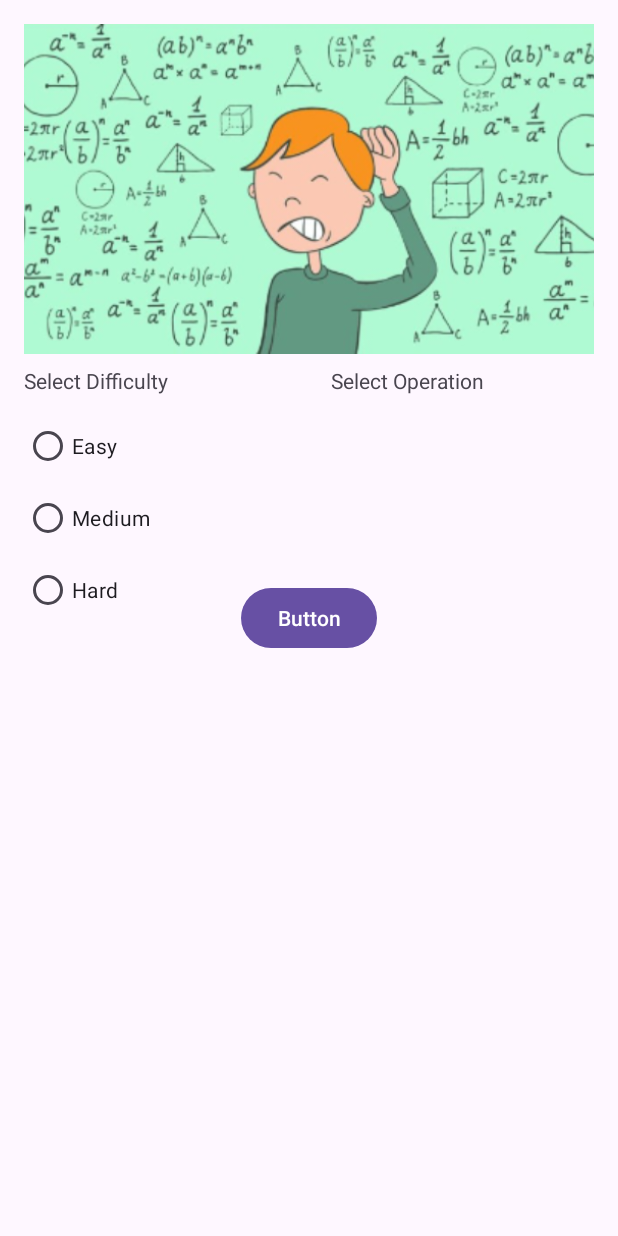
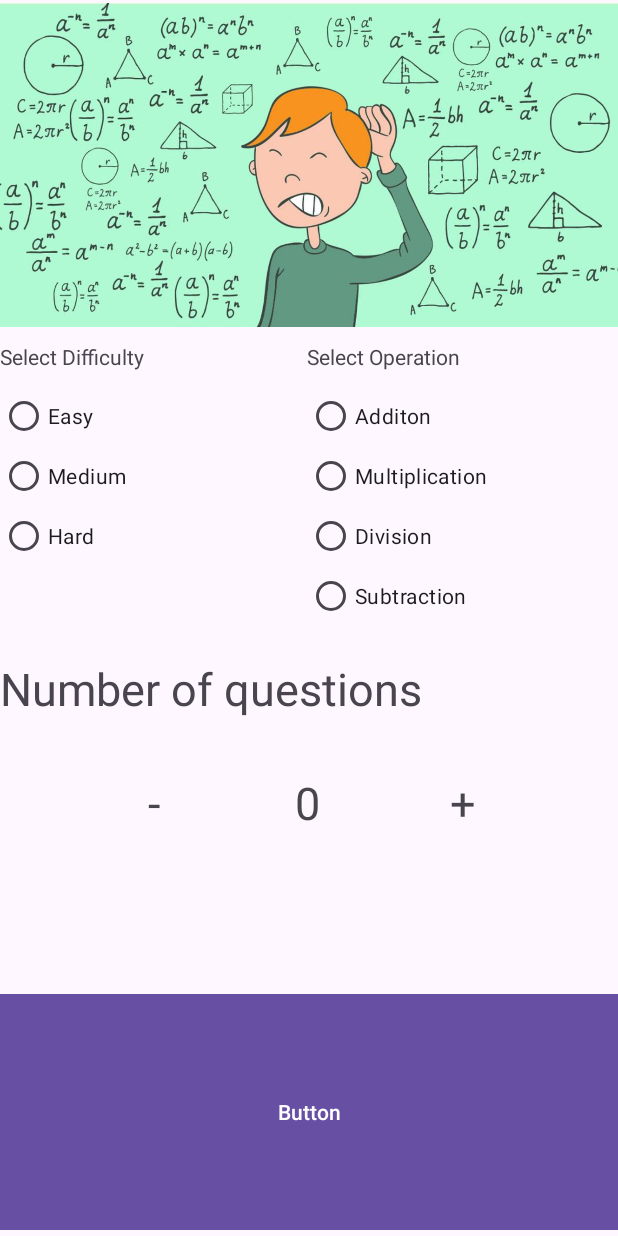
Before and after one commit to chanothy/ArithmeticApp, an Android app: the screen it shows after launch (MainActivity), on a phone screen of 412 x 824 dp. Run offline under Robolectric (Android 15) with nearby library versions, the phone set to English and light mode, and no system bars.

Commit message:
userInput UI

```diff
--- a/app/src/main/java/com/example/arithmeticapp/MainActivity.kt
+++ b/app/src/main/java/com/example/arithmeticapp/MainActivity.kt
@@ -8,4 +8,10 @@ class MainActivity : AppCompatActivity() {
         super.onCreate(savedInstanceState)
         setContentView(R.layout.activity_main)
     }
+
+    override fun onSaveInstanceState(outState: Bundle) {
+        super.onSaveInstanceState(outState)
+    }
+
+
 }
--- a/app/src/main/res/layout/activity_main.xml
+++ b/app/src/main/res/layout/activity_main.xml
@@ -6,7 +6,6 @@
     android:id="@+id/nav_host_fragment"
     android:layout_width="match_parent"
     android:layout_height="match_parent"
-    android:padding="16dp"
     android:name="androidx.navigation.fragment.NavHostFragment"
     app:defaultNavHost="true"
     app:navGraph="@navigation/nav_graph"
--- a/app/src/main/res/layout/fragment_user_input.xml
+++ b/app/src/main/res/layout/fragment_user_input.xml
@@ -11,13 +11,16 @@
 
     <Button
         android:id="@+id/button3"
-        android:layout_width="wrap_content"
-        android:layout_height="wrap_content"
+        android:layout_width="match_parent"
+        android:layout_height="165dp"
         android:text="Button"
+        app:cornerRadius="0dp"
         app:layout_constraintBottom_toBottomOf="parent"
         app:layout_constraintEnd_toEndOf="parent"
+        app:layout_constraintHorizontal_bias="0.0"
         app:layout_constraintStart_toStartOf="parent"
-        app:layout_constraintTop_toTopOf="parent" />
+        app:layout_constraintTop_toTopOf="parent"
+        app:layout_constraintVertical_bias="1.0" />
 
     <androidx.constraintlayout.widget.Guideline
         android:id="@+id/guideline2"
@@ -27,7 +30,7 @@
         app:layout_constraintGuide_begin="205dp" />
 
     <TextView
-        android:id="@+id/textView4"
+        android:id="@+id/difficultyTV"
         android:layout_width="wrap_content"
         android:layout_height="wrap_content"
         android:layout_marginTop="8dp"
@@ -36,7 +39,7 @@
         app:layout_constraintTop_toBottomOf="@+id/imageView3" />
 
     <TextView
-        android:id="@+id/textView5"
+        android:id="@+id/OperationTV"
         android:layout_width="wrap_content"
         android:layout_height="wrap_content"
         android:layout_marginTop="8dp"
@@ -45,39 +48,123 @@
         app:layout_constraintTop_toBottomOf="@+id/imageView3" />
 
     <RadioGroup
-        android:id="@+id/radioGroup"
+        android:id="@+id/difficultyGroup"
         android:layout_width="wrap_content"
         android:layout_height="wrap_content"
         android:layout_marginTop="10dp"
         app:layout_constraintStart_toStartOf="parent"
-        app:layout_constraintTop_toBottomOf="@+id/textView4">
+        app:layout_constraintTop_toBottomOf="@+id/difficultyTV">
 
         <RadioButton
             android:id="@+id/easyButton"
             android:layout_width="match_parent"
-            android:layout_height="wrap_content"
+            android:layout_height="40dp"
             android:text="Easy" />
 
         <RadioButton
             android:id="@+id/mediumButton"
             android:layout_width="match_parent"
-            android:layout_height="wrap_content"
+            android:layout_height="40dp"
             android:text="Medium" />
 
         <RadioButton
             android:id="@+id/hardButton"
             android:layout_width="match_parent"
-            android:layout_height="wrap_content"
+            android:layout_height="40dp"
             android:text="Hard" />
     </RadioGroup>
 
     <ImageView
         android:id="@+id/imageView3"
-        android:layout_width="447dp"
+        android:layout_width="match_parent"
         android:layout_height="220dp"
         android:src="@drawable/math"
         app:layout_constraintEnd_toEndOf="parent"
         app:layout_constraintStart_toStartOf="parent"
         app:layout_constraintTop_toTopOf="parent" />
 
+    <RadioGroup
+        android:layout_width="135dp"
+        android:layout_height="wrap_content"
+        android:layout_marginTop="10dp"
+        app:layout_constraintStart_toStartOf="@+id/guideline2"
+        app:layout_constraintTop_toBottomOf="@+id/OperationTV">
+
+        <RadioButton
+            android:id="@+id/additionButton"
+            android:layout_width="match_parent"
+            android:layout_height="40dp"
+            android:text="Additon" />
+
+        <RadioButton
+            android:id="@+id/multiplicationButton"
+            android:layout_width="match_parent"
+            android:layout_height="40dp"
+            android:text="Multiplication" />
+
+        <RadioButton
+            android:id="@+id/divisionButton"
+            android:layout_width="match_parent"
+            android:layout_height="40dp"
+            android:text="Division" />
+
+        <RadioButton
+            android:id="@+id/subtractionButton"
+            android:layout_width="match_parent"
+            android:layout_height="40dp"
+            android:text="Subtraction" />
+    </RadioGroup>
+
+    <androidx.constraintlayout.widget.Guideline
+        android:id="@+id/guideline"
+        android:layout_width="wrap_content"
+        android:layout_height="wrap_content"
+        android:orientation="horizontal"
+        app:layout_constraintGuide_begin="423dp" />
+
+    <TextView
+        android:id="@+id/numQuestionsTV"
+        android:layout_width="wrap_content"
+        android:layout_height="wrap_content"
+        android:layout_marginTop="16dp"
+        android:text="Number of questions"
+        android:textSize="30dp"
+        app:layout_constraintStart_toStartOf="parent"
+        app:layout_constraintTop_toTopOf="@+id/guideline" />
+
+    <TextView
+        android:id="@+id/textView3"
+        android:layout_width="wrap_content"
+        android:layout_height="wrap_content"
+        android:layout_marginTop="92dp"
+        android:gravity="center"
+        android:text="0"
+        android:textSize="30dp"
+        app:layout_constraintEnd_toEndOf="parent"
+        app:layout_constraintHorizontal_bias="0.498"
+        app:layout_constraintStart_toStartOf="parent"
+        app:layout_constraintTop_toTopOf="@+id/guideline" />
+
+    <TextView
+        android:id="@+id/textView5"
+        android:layout_width="wrap_content"
+        android:layout_height="wrap_content"
+        android:layout_marginTop="92dp"
+        android:text="-"
+        android:textSize="30dp"
+        app:layout_constraintEnd_toStartOf="@+id/guideline2"
+        app:layout_constraintStart_toStartOf="parent"
+        app:layout_constraintTop_toTopOf="@+id/guideline" />
+
+    <TextView
+        android:id="@+id/textView6"
+        android:layout_width="wrap_content"
+        android:layout_height="wrap_content"
+        android:layout_marginTop="92dp"
+        android:text="+"
+        android:textSize="30dp"
+        app:layout_constraintEnd_toEndOf="parent"
+        app:layout_constraintStart_toStartOf="@+id/guideline2"
+        app:layout_constraintTop_toTopOf="@+id/guideline" />
+
 </androidx.constraintlayout.widget.ConstraintLayout>
```
Also changed, not shown: app/src/main/res/drawable/math.jpg (added), app/src/main/res/drawable/math.png (deleted).
